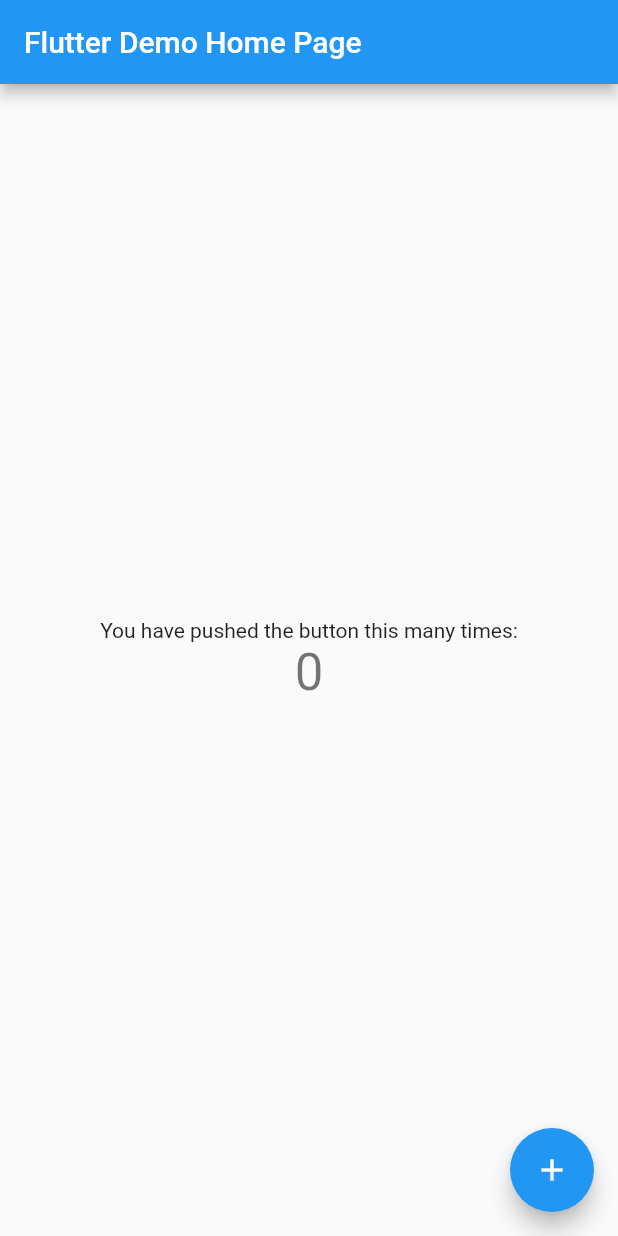
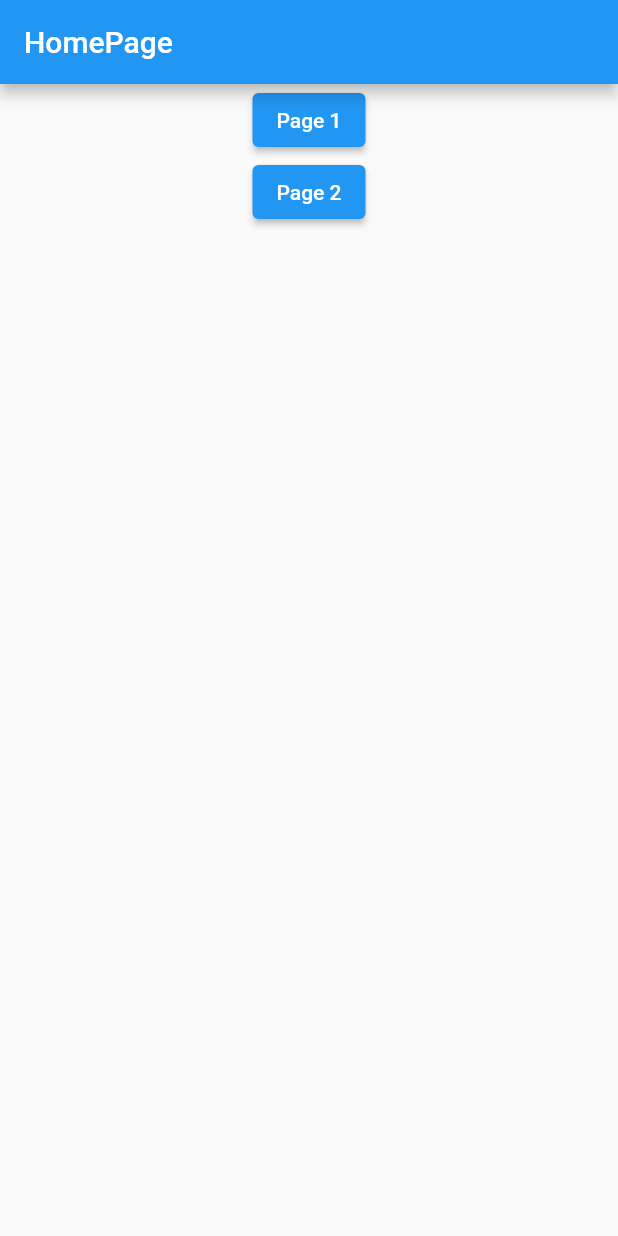
Before and after one commit to GabrielcDonato/get_initial, a Flutter app: the screen it shows after launch, on a phone screen of 412 x 824 dp. Run offline on Flutter 3.47's test engine with Material 2 defaults, Android fonts, the phone set to English and light mode, and no system bars; our stand-ins replace get.

Commit message:
example navigation between pages in get

```diff
--- a/lib/main.dart
+++ b/lib/main.dart
@@ -1,4 +1,7 @@
 import 'package:flutter/material.dart';
+import 'package:get/get.dart';
+
+import 'pages/home_page.dart';
 
 void main() {
   runApp(const MyApp());
@@ -7,109 +10,14 @@ void main() {
 class MyApp extends StatelessWidget {
   const MyApp({super.key});
 
-  // This widget is the root of your application.
   @override
   Widget build(BuildContext context) {
-    return MaterialApp(
+    return GetMaterialApp(
       title: 'Flutter Demo',
       theme: ThemeData(
-        // This is the theme of your application.
-        //
-        // Try running your application with "flutter run". You'll see the
-        // application has a blue toolbar. Then, without quitting the app, try
-        // changing the primarySwatch below to Colors.green and then invoke
-        // "hot reload" (press "r" in the console where you ran "flutter run",
-        // or simply save your changes to "hot reload" in a Flutter IDE).
-        // Notice that the counter didn't reset back to zero; the application
-        // is not restarted.
         primarySwatch: Colors.blue,
       ),
-      home: const MyHomePage(title: 'Flutter Demo Home Page'),
+      home: const HomePage(),
     );
   }
 }
-
-class MyHomePage extends StatefulWidget {
-  const MyHomePage({super.key, required this.title});
-
-  // This widget is the home page of your application. It is stateful, meaning
-  // that it has a State object (defined below) that contains fields that affect
-  // how it looks.
-
-  // This class is the configuration for the state. It holds the values (in this
-  // case the title) provided by the parent (in this case the App widget) and
-  // used by the build method of the State. Fields in a Widget subclass are
-  // always marked "final".
-
-  final String title;
-
-  @override
-  State<MyHomePage> createState() => _MyHomePageState();
-}
-
-class _MyHomePageState extends State<MyHomePage> {
-  int _counter = 0;
-
-  void _incrementCounter() {
-    setState(() {
-      // This call to setState tells the Flutter framework that something has
-      // changed in this State, which causes it to rerun the build method below
-      // so that the display can reflect the updated values. If we changed
-      // _counter without calling setState(), then the build method would not be
-      // called again, and so nothing would appear to happen.
-      _counter++;
-    });
-  }
-
-  @override
-  Widget build(BuildContext context) {
-    // This method is rerun every time setState is called, for instance as done
-    // by the _incrementCounter method above.
-    //
-    // The Flutter framework has been optimized to make rerunning build methods
-    // fast, so that you can just rebuild anything that needs updating rather
-    // than having to individually change instances of widgets.
-    return Scaffold(
-      appBar: AppBar(
-        // Here we take the value from the MyHomePage object that was created by
-        // the App.build method, and use it to set our appbar title.
-        title: Text(widget.title),
-      ),
-      body: Center(
-        // Center is a layout widget. It takes a single child and positions it
-        // in the middle of the parent.
-        child: Column(
-          // Column is also a layout widget. It takes a list of children and
-          // arranges them vertically. By default, it sizes itself to fit its
-          // children horizontally, and tries to be as tall as its parent.
-          //
-          // Invoke "debug painting" (press "p" in the console, choose the
-          // "Toggle Debug Paint" action from the Flutter Inspector in Android
-          // Studio, or the "Toggle Debug Paint" command in Visual Studio Code)
-          // to see the wireframe for each widget.
-          //
-          // Column has various properties to control how it sizes itself and
-          // how it positions its children. Here we use mainAxisAlignment to
-          // center the children vertically; the main axis here is the vertical
-          // axis because Columns are vertical (the cross axis would be
-          // horizontal).
-          mainAxisAlignment: MainAxisAlignment.center,
-          children: <Widget>[
-            const Text(
-              'You have pushed the button this many times:',
-            ),
-            Text(
-              '$_counter',
-              style: Theme.of(context).textTheme.headline4,
-            ),
-          ],
-        ),
-      ),
-      floatingActionButton: FloatingActionButton(
-        onPressed: _incrementCounter,
-        tooltip: 'Increment',
-        child: const Icon(Icons.add),
-      ), // This trailing comma makes auto-formatting nicer for build methods.
-    );
-  }
-}
--- /dev/null
+++ b/lib/pages/home_page.dart
@@ -0,0 +1,39 @@
+import 'package:flutter/material.dart';
+import 'package:get/get.dart';
+import 'package:get_iniciando/pages/page1.dart';
+import 'package:get_iniciando/pages/page2.dart';
+
+class HomePage extends StatelessWidget {
+  const HomePage({Key? key}) : super(key: key);
+
+  @override
+  Widget build(BuildContext context) {
+    return Scaffold(
+      appBar: AppBar(
+        title: const Text('HomePage'),
+      ),
+      body: Center(
+        child: Column(
+          children: [
+            ElevatedButton(
+              onPressed: () {
+                Get.to(const Page1());
+              },
+              child: Text(
+                "Page 1",
+              ),
+            ),
+            ElevatedButton(
+              onPressed: () {
+                Get.to(const Page2());
+              },
+              child: Text(
+                "Page 2",
+              ),
+            ),
+          ],
+        ),
+      ),
+    );
+  }
+}
```
Also changed, not shown: lib/pages/page1.dart (added, +15 -0 lines), lib/pages/page2.dart (added, +15 -0 lines).
